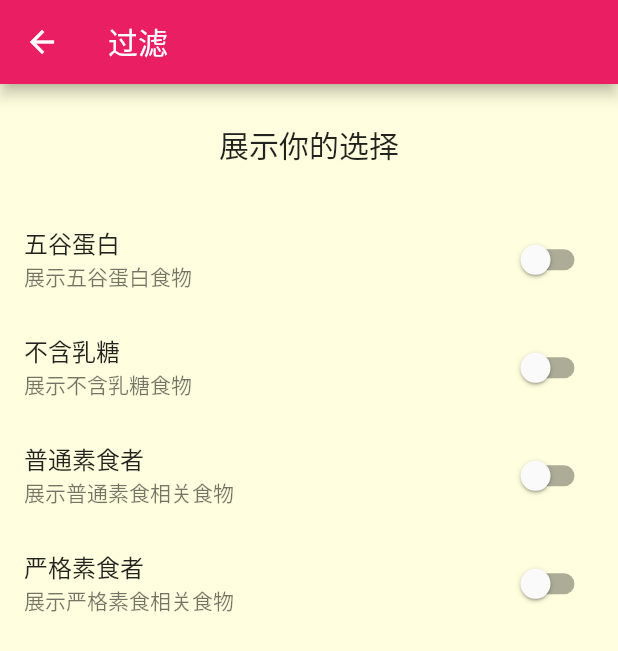
After one commit to ChenNW/favor_app, a Flutter app: the NWFilter_screen screen opened directly, on a phone screen of 412 x 824 dp. The commit adds this screen. Shown: the top 651 px of the screen. Run offline on Flutter 3.47's test engine with Material 2 defaults, Android fonts, the phone set to English and light mode, and no system bars; our stand-ins replace dio.

Commit message:
过滤功能完成

```diff
--- a/lib/UI/Pages/favorite/favor_content.dart
+++ b/lib/UI/Pages/favorite/favor_content.dart
@@ -8,6 +8,8 @@ class favor_content extends StatelessWidget {
   Widget build(BuildContext context) {
     return Consumer<favorMealsViewModel>(
       builder: (ctx,favorVM,child){
+
+        if(favorVM.favorMeals.length == 0) return Center(child: Text('暂无收藏'),);
 
         return ListView.builder(
           itemCount: favorVM.favorMeals.length,
--- /dev/null
+++ b/lib/UI/Pages/filter/filter_content.dart
@@ -0,0 +1,59 @@
+import 'package:flutter/material.dart';
+import 'package:flutterfavorapp/Core/ViewModel/filter_viewModel.dart';
+
+import 'package:flutterfavorapp/Extension/int_extension.dart';
+import 'package:provider/provider.dart';
+
+class filter_content extends StatelessWidget {
+  @override
+  Widget build(BuildContext context) {
+    return Column(
+      children: <Widget>[topTitle(context), list_view()],
+    );
+  }
+}
+
+//头部
+Widget topTitle(BuildContext context) {
+  return Container(
+    alignment: Alignment.center,
+    padding: EdgeInsets.all(12.Pt),
+    child: Text(
+      '展示你的选择',
+      style: Theme.of(context).textTheme.display3,
+    ),
+  );
+}
+
+//列表
+Widget list_view() {
+  return Expanded(
+    child: Consumer<NWFilter_viewModel>(
+      builder: (context, filterVM, child) {
+        return ListView(
+          children: <Widget>[
+            list_tile('五谷蛋白', '展示五谷蛋白食物',filterVM.isGlutenFree ,(value) {
+              filterVM.isGlutenFree = value;
+            }),
+            list_tile('不含乳糖', '展示不含乳糖食物',filterVM.isLactoseFree , (value) {
+              filterVM.isLactoseFree = value;
+            }),
+            list_tile('普通素食者', '展示普通素食相关食物', filterVM.isVegetarian ,(value) {
+              filterVM.isVegetarian = value;
+            }),
+            list_tile('严格素食者', '展示严格素食相关食物',filterVM.isVegan , (value) {
+              filterVM.isVegan = value;
+            }),
+          ],
+        );
+      },
+    ),
+  );
+}
+
+Widget list_tile(String title, String subTitle,bool value ,Function switchFunc) {
+  return ListTile(
+      title: Text(title),
+      subtitle: Text(subTitle),
+      trailing: Switch(value: value, onChanged: switchFunc));
+}
--- /dev/null
+++ b/lib/UI/Pages/filter/filter_screen.dart
@@ -0,0 +1,17 @@
+import 'package:flutter/material.dart';
+import 'package:flutterfavorapp/UI/Pages/filter/filter_content.dart';
+
+class NWFilter_screen extends StatelessWidget {
+
+  static const String routeName = '/filter';
+
+  @override
+  Widget build(BuildContext context) {
+    return Scaffold(
+      appBar: AppBar(
+        title: Text('过滤'),
+      ),
+      body: filter_content(),
+    );
+  }
+}
```
Also changed, not shown: lib/Core/Router/providers.dart (+6 -2 lines), lib/Core/ViewModel/detail_viewModel.dart (+17 -2 lines), lib/Core/ViewModel/filter_viewModel.dart (added, +43 -0 lines), lib/UI/Pages/home/home_drawer.dart (+6 -2 lines), lib/main.dart (+9 -1 lines).
